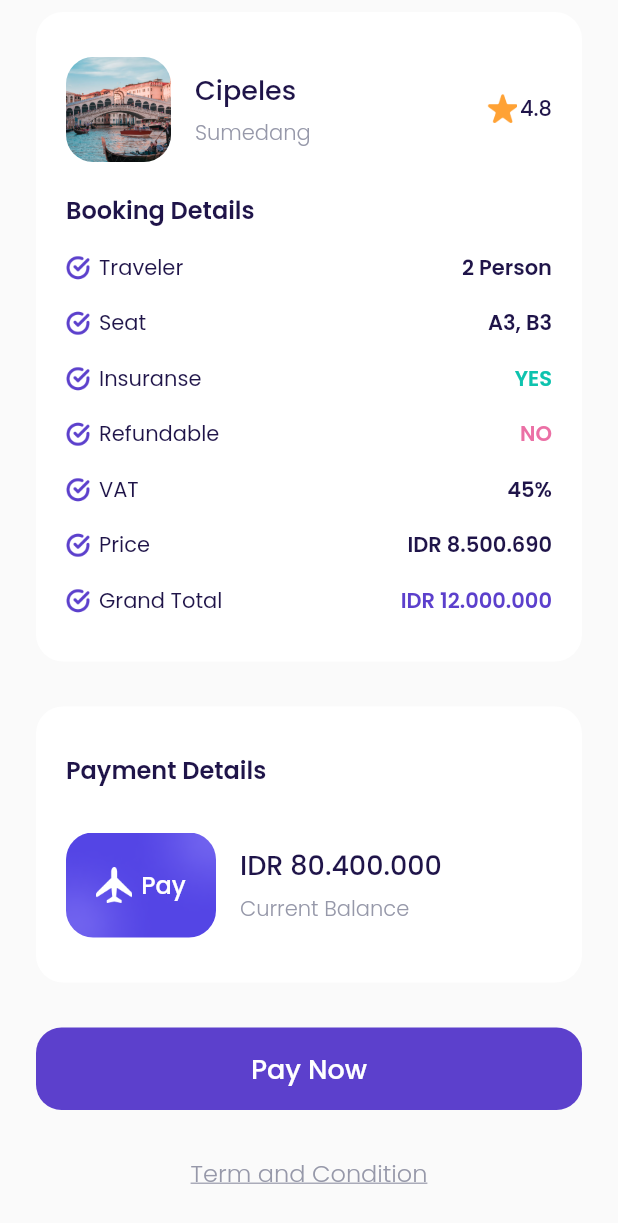
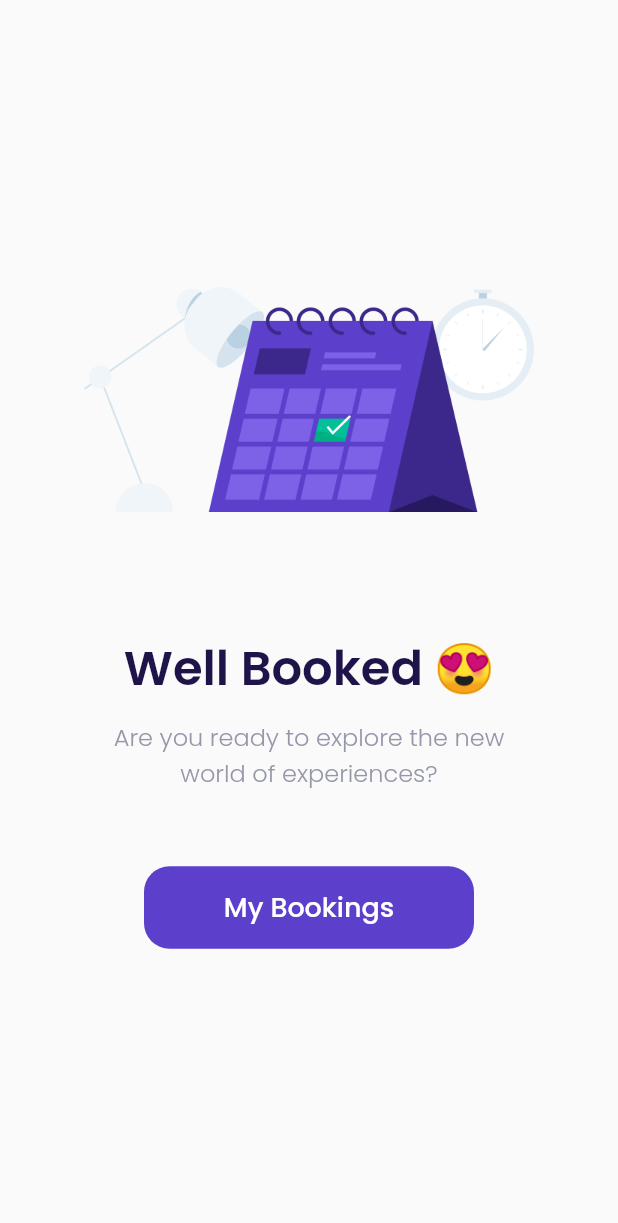
Before and after one commit to numanizudin/airplane, a Flutter app: the CheckoutPage screen opened directly, scrolled down 204 dp, after a tap on "Pay Now", on a phone screen of 412 x 824 dp. Shown: the top 1223 px of the screen. Run offline on Flutter 3.47's test engine with Material 2 defaults, Android fonts, the phone set to English and light mode, and no system bars; our stand-ins replace google_fonts.

Commit message:
Success Checkout Page

```diff
--- a/lib/ui/pages/checkout_page.dart
+++ b/lib/ui/pages/checkout_page.dart
@@ -1,4 +1,5 @@
 import 'package:airplane/shared/theme.dart';
+import 'package:airplane/ui/pages/success_checkout_page.dart';
 import 'package:airplane/ui/widgets/booking_details_item.dart';
 import 'package:airplane/ui/widgets/custom_button.dart';
 import 'package:flutter/material.dart';
@@ -299,7 +300,14 @@ class CheckoutPage extends StatelessWidget {
     Widget payNowButton() {
       return CustomButton(
         title: 'Pay Now',
-        onPressed: () {},
+        onPressed: () {
+          Navigator.push(
+            context,
+            MaterialPageRoute(
+              builder: (context) => SuccessCheckoutPage(),
+            ),
+          );
+        },
         margin: EdgeInsets.only(top: 30),
       );
     }
--- /dev/null
+++ b/lib/ui/pages/success_checkout_page.dart
@@ -0,0 +1,58 @@
+import 'package:airplane/shared/theme.dart';
+import 'package:airplane/ui/widgets/custom_button.dart';
+import 'package:flutter/material.dart';
+
+class SuccessCheckoutPage extends StatelessWidget {
+  const SuccessCheckoutPage({Key? key}) : super(key: key);
+
+  @override
+  Widget build(BuildContext context) {
+    return Scaffold(
+      backgroundColor: kBackgroundColor,
+      body: Center(
+        child: Column(
+          mainAxisAlignment: MainAxisAlignment.center,
+          children: [
+            Container(
+              width: 300,
+              height: 150,
+              margin: EdgeInsets.only(bottom: 80),
+              decoration: BoxDecoration(
+                image: DecorationImage(
+                  image: AssetImage(
+                    'assets/image_success.png',
+                  ),
+                ),
+              ),
+            ),
+            Text(
+              'Well Booked 😍',
+              style: blackTextStyle.copyWith(
+                fontSize: 32,
+                fontWeight: semiBold,
+              ),
+            ),
+            SizedBox(height: 10),
+            Text(
+              'Are you ready to explore the new\nworld of experiences?',
+              style: greyTextStyle.copyWith(
+                fontSize: 16,
+                fontWeight: light,
+              ),
+              textAlign: TextAlign.center,
+            ),
+            CustomButton(
+              title: 'My Bookings',
+              onPressed: () {
+                Navigator.pushNamedAndRemoveUntil(
+                    context, '/main', (route) => false);
+              },
+              width: 220,
+              margin: EdgeInsets.only(top: 50),
+            ),
+          ],
+        ),
+      ),
+    );
+  }
+}
```
